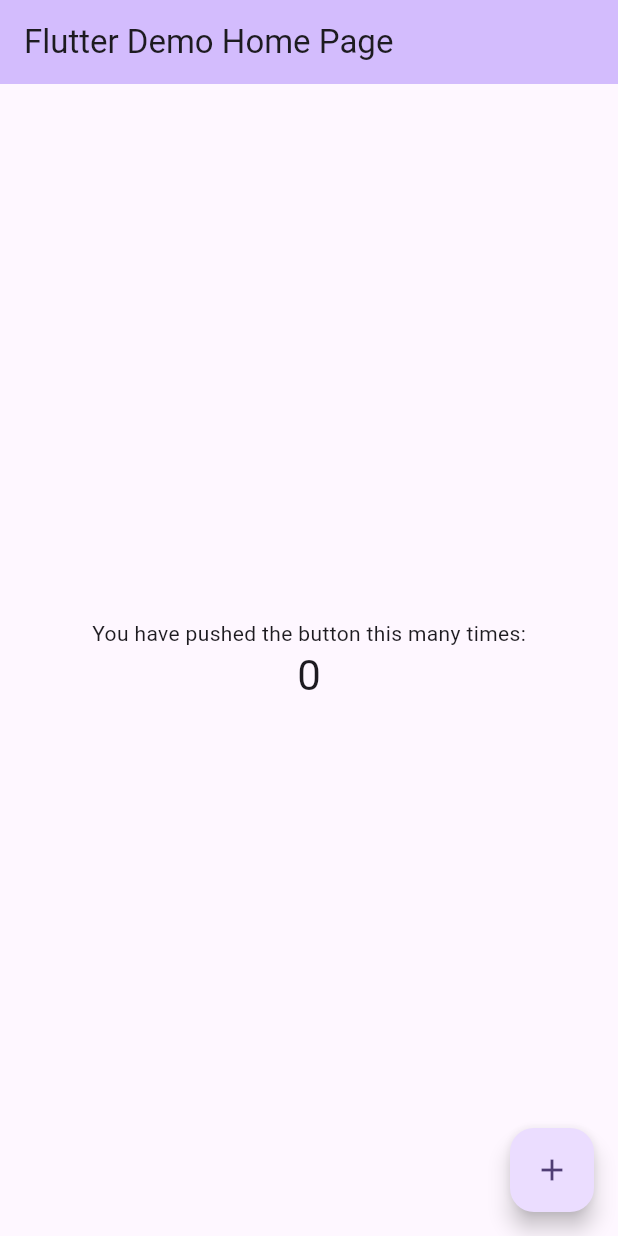
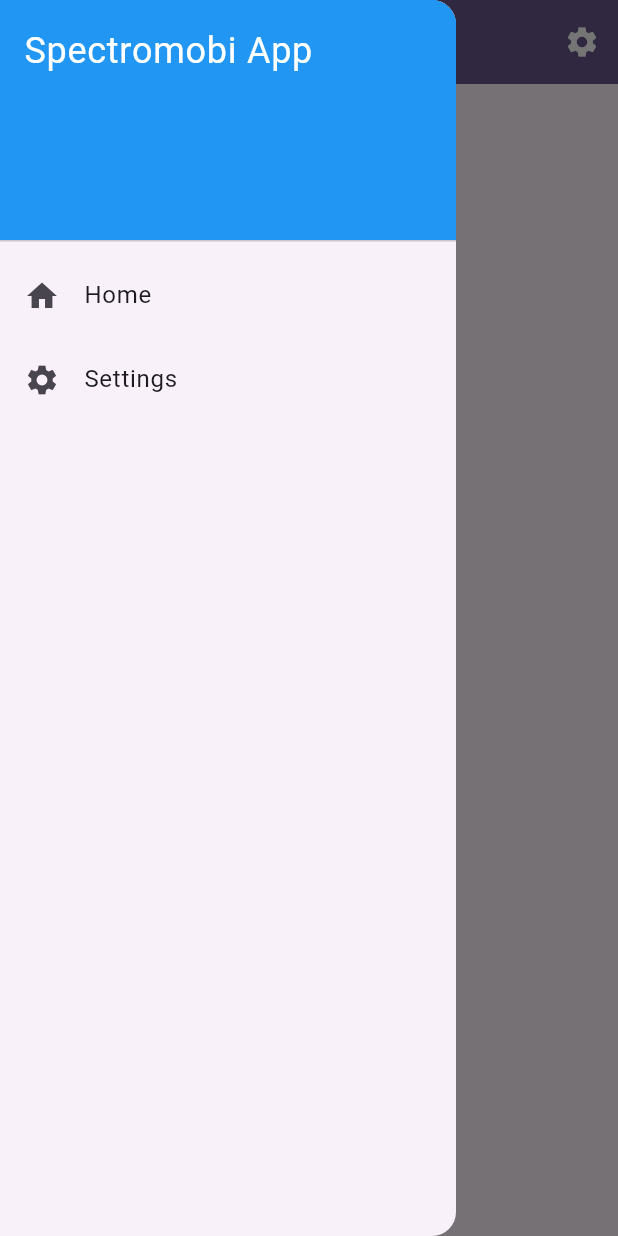
Before and after one commit to IamYeasinArafat/spectromobi-app, a Flutter app: the screen it shows after launch, with the side drawer open (before the commit the screen has no drawer), on a phone screen of 412 x 824 dp. Run offline on Flutter 3.47's test engine with Material 3 defaults, Android fonts, the phone set to English and light mode, and no system bars; our stand-ins replace go_router, logger.

Commit message:
appBar and gorouter nav stuff (I have no idea what i am doing)

```diff
--- /dev/null
+++ b/lib/app/app.dart
@@ -0,0 +1,28 @@
+
+import 'package:flutter/material.dart';
+import 'package:spectromobi_app/core/config.dart';
+import 'package:spectromobi_app/core/logger.dart';
+import 'package:spectromobi_app/core/theme.dart';
+
+import 'package:spectromobi_app/app/routes/router.dart';
+
+MyApp getMyApp() => const MyApp();
+
+class MyApp extends StatelessWidget {
+  const MyApp({super.key});
+
+  // This widget is the root of your application.
+  @override
+  Widget build(BuildContext context) {
+    AppLogger.initialize();
+
+    return MaterialApp.router(
+      debugShowCheckedModeBanner: false,
+
+      routerConfig: appRouter,
+
+      title: AppSettings.appName,
+      theme: myAppTheme,
+    );
+  }
+}
--- /dev/null
+++ b/lib/app/routes/route_names.dart
@@ -0,0 +1,5 @@
+class RouteNames {
+  static const String homepage = "home";
+  static const String modules = 'modules';
+  static const String settings = 'settings';
+}
--- /dev/null
+++ b/lib/app/routes/router.dart
@@ -0,0 +1,26 @@
+import 'package:go_router/go_router.dart';
+import 'package:spectromobi_app/app/routes/route_names.dart';
+import 'package:spectromobi_app/pages/home.dart';
+import 'package:spectromobi_app/pages/modules.dart';
+import 'package:spectromobi_app/pages/settings.dart';
+
+final appRouter = GoRouter(
+  initialLocation: "/home",
+  routes: [
+    GoRoute(
+      name: RouteNames.homepage,
+      path: "/home",
+      builder: (context, state) => const HomePage(),
+      ),
+    GoRoute(
+      name: RouteNames.modules,
+      path: "/modules",
+      builder: (context, state) => const ModulesPage(),
+      ),
+    GoRoute(
+      name: RouteNames.settings,
+      path: "/settings",
+      builder: (context, state) => const SettingsPage(),
+      ),
+  ]
+);
--- /dev/null
+++ b/lib/core/config.dart
@@ -0,0 +1,3 @@
+class AppSettings{
+  static const String appName = "Spectro Mobi";
+}
--- /dev/null
+++ b/lib/core/logger.dart
@@ -0,0 +1,39 @@
+import 'package:logger/logger.dart';
+
+class AppLogger {
+  static final Logger _logger = Logger(
+    printer: PrettyPrinter(
+      methodCount: 0,
+      errorMethodCount: 3,
+      lineLength: 80,
+      colors: true,
+      printEmojis: true,
+      dateTimeFormat: DateTimeFormat.onlyTimeAndSinceStart,
+    ),
+    level: Level.debug,
+  );
+
+  static bool _isInitialized = false;
+
+  static void initialize() {
+    _isInitialized = true;
+  }
+
+  static void debug(String message) {
+    if (_isInitialized) _logger.d(message);
+  }
+
+  static void info(String message) {
+    if (_isInitialized) _logger.i(message);
+  }
+
+  static void warning(String message) {
+    if (_isInitialized) _logger.w(message);
+  }
+
+  static void error(dynamic message, [dynamic error]) {
+    if (_isInitialized) {
+      _logger.e(message, error: error, stackTrace: StackTrace.current);
+    }
+  }
+}
--- /dev/null
+++ b/lib/core/theme.dart
@@ -0,0 +1,5 @@
+import 'package:flutter/material.dart';
+
+ThemeData myAppTheme = ThemeData(
+  colorScheme: ColorScheme.fromSeed(seedColor: Colors.deepPurple),
+);
--- a/lib/main.dart
+++ b/lib/main.dart
@@ -1,122 +1,6 @@
 import 'package:flutter/material.dart';
+import 'package:spectromobi_app/app/app.dart';
 
 void main() {
-  runApp(const MyApp());
+  runApp(getMyApp());
 }
-
-class MyApp extends StatelessWidget {
-  const MyApp({super.key});
-
-  // This widget is the root of your application.
-  @override
-  Widget build(BuildContext context) {
-    return MaterialApp(
-      title: 'Flutter Demo',
-      theme: ThemeData(
-        // This is the theme of your application.
-        //
-        // TRY THIS: Try running your application with "flutter run". You'll see
-        // the application has a purple toolbar. Then, without quitting the app,
-        // try changing the seedColor in the colorScheme below to Colors.green
-        // and then invoke "hot reload" (save your changes or press the "hot
-        // reload" button in a Flutter-supported IDE, or press "r" if you used
-        // the command line to start the app).
-        //
-        // Notice that the counter didn't reset back to zero; the application
-        // state is not lost during the reload. To reset the state, use hot
-        // restart instead.
-        //
-        // This works for code too, not just values: Most code changes can be
-        // tested with just a hot reload.
-        colorScheme: ColorScheme.fromSeed(seedColor: Colors.deepPurple),
-      ),
-      home: const MyHomePage(title: 'Flutter Demo Home Page'),
-    );
-  }
-}
-
-class MyHomePage extends StatefulWidget {
-  const MyHomePage({super.key, required this.title});
-
-  // This widget is the home page of your application. It is stateful, meaning
-  // that it has a State object (defined below) that contains fields that affect
-  // how it looks.
-
-  // This class is the configuration for the state. It holds the values (in this
-  // case the title) provided by the parent (in this case the App widget) and
-  // used by the build method of the State. Fields in a Widget subclass are
-  // always marked "final".
-
-  final String title;
-
-  @override
-  State<MyHomePage> createState() => _MyHomePageState();
-}
-
-class _MyHomePageState extends State<MyHomePage> {
-  int _counter = 0;
-
-  void _incrementCounter() {
-    setState(() {
-      // This call to setState tells the Flutter framework that something has
-      // changed in this State, which causes it to rerun the build method below
-      // so that the display can reflect the updated values. If we changed
-      // _counter without calling setState(), then the build method would not be
-      // called again, and so nothing would appear to happen.
-      _counter++;
-    });
-  }
-
-  @override
-  Widget build(BuildContext context) {
-    // This method is rerun every time setState is called, for instance as done
-    // by the _incrementCounter method above.
-    //
-    // The Flutter framework has been optimized to make rerunning build methods
-    // fast, so that you can just rebuild anything that needs updating rather
-    // than having to individually change instances of widgets.
-    return Scaffold(
-      appBar: AppBar(
-        // TRY THIS: Try changing the color here to a specific color (to
-        // Colors.amber, perhaps?) and trigger a hot reload to see the AppBar
-        // change color while the other colors stay the same.
-        backgroundColor: Theme.of(context).colorScheme.inversePrimary,
-        // Here we take the value from the MyHomePage object that was created by
-        // the App.build method, and use it to set our appbar title.
-        title: Text(widget.title),
-      ),
-      body: Center(
-        // Center is a layout widget. It takes a single child and positions it
-        // in the middle of the parent.
-        child: Column(
-          // Column is also a layout widget. It takes a list of children and
-          // arranges them vertically. By default, it sizes itself to fit its
-          // children horizontally, and tries to be as tall as its parent.
-          //
-          // Column has various properties to control how it sizes itself and
-          // how it positions its children. Here we use mainAxisAlignment to
-          // center the children vertically; the main axis here is the vertical
-          // axis because Columns are vertical (the cross axis would be
-          // horizontal).
-          //
-          // TRY THIS: Invoke "debug painting" (choose the "Toggle Debug Paint"
-          // action in the IDE, or press "p" in the console), to see the
-          // wireframe for each widget.
-          mainAxisAlignment: MainAxisAlignment.center,
-          children: <Widget>[
-            const Text('You have pushed the button this many times:'),
-            Text(
-              '$_counter',
-              style: Theme.of(context).textTheme.headlineMedium,
-            ),
-          ],
-        ),
-      ),
-      floatingActionButton: FloatingActionButton(
-        onPressed: _incrementCounter,
-        tooltip: 'Increment',
-        child: const Icon(Icons.add),
-      ), // This trailing comma makes auto-formatting nicer for build methods.
-    );
-  }
-}
--- /dev/null
+++ b/lib/pages/home.dart
@@ -0,0 +1,29 @@
+import 'package:flutter/material.dart';
+import 'package:go_router/go_router.dart';
+import 'package:spectromobi_app/app/routes/route_names.dart';
+import 'package:spectromobi_app/widgets/app_bar.dart';
+import 'package:spectromobi_app/widgets/drawer.dart';
+
+class HomePage extends StatelessWidget {
+  const HomePage({super.key});
+
+  @override
+  Widget build(BuildContext context) {
+    return Scaffold(
+      drawer: getDrawer(context),
+      appBar: getAppBar(context),
+      body: Center(
+        child: Column(
+          children: [
+            Text("Home Page"),
+            ElevatedButton(onPressed: (){
+              GoRouter.of(context).pushNamed(RouteNames.modules);
+            }, child: Text("Modules"))
+          ],
+        )
+        ),
+    );
+  }
+
+
+}
--- /dev/null
+++ b/lib/widgets/app_bar.dart
@@ -0,0 +1,43 @@
+import 'package:flutter/material.dart';
+import 'package:go_router/go_router.dart'; // for context.pop()
+import 'package:spectromobi_app/core/theme.dart';
+
+AppBar getAppBar(BuildContext context) {
+  final canPop = Navigator.canPop(context);
+
+  return AppBar(
+    automaticallyImplyLeading: false,
+    iconTheme: const IconThemeData(
+      color: Colors.white,
+    ),
+    backgroundColor: myAppTheme.primaryColor,
+    centerTitle: true,
+    titleTextStyle: const TextStyle(
+      color: Colors.white,
+      fontSize: 20,
+      fontWeight: FontWeight.w500,
+    ),
+    title: const Text("Spectro Mobi"),
+    leading: Builder(
+  builder: (context) => IconButton(
+    icon: Icon(canPop ? Icons.arrow_back : Icons.menu),
+    onPressed: () {
+      if (canPop) {
+        context.pop();
+      } else {
+        Scaffold.of(context).openDrawer(); // Now it works ✅
+      }
+    },
+  ),
+),
+
+    actions: <Widget>[
+      IconButton(
+        icon: const Icon(Icons.settings),
+        onPressed: () {
+          // Handle settings action
+        },
+      ),
+    ],
+  );
+}
--- /dev/null
+++ b/lib/widgets/drawer.dart
@@ -0,0 +1,41 @@
+import 'package:flutter/material.dart';
+import 'package:go_router/go_router.dart';
+import 'package:spectromobi_app/app/routes/route_names.dart';
+
+Drawer getDrawer(BuildContext context) {
+  return Drawer(
+    child: ListView(
+      padding: EdgeInsets.zero,
+      children: [
+        DrawerHeader(
+          decoration: BoxDecoration(
+            color: Colors.blue,
+          ),
+          child: Text(
+            'Spectromobi App',
+            style: TextStyle(
+              color: Colors.white,
+              fontSize: 24,
+            ),
+          ),
+        ),
+        ListTile(
+          leading: Icon(Icons.home),
+          title: Text('Home'),
+          onTap: () {
+            GoRouter.of(context).pop(context);
+            GoRouter.of(context).goNamed(RouteNames.homepage);
+          },
+        ),
+        ListTile(
+          leading: Icon(Icons.settings),
+          title: Text('Settings'),
+          onTap: () {
+            GoRouter.of(context).pop(context);
+            GoRouter.of(context).pushNamed(RouteNames.settings);
+          },
+        ),
+      ],
+    ),
+  );
+}
--- a/pubspec.yaml
+++ b/pubspec.yaml
@@ -30,6 +30,8 @@ environment:
 dependencies:
   flutter:
     sdk: flutter
+  logger: ^2.5.0
+  go_router: ^16.0.0
 
   # The following adds the Cupertino Icons font to your application.
   # Use with the CupertinoIcons class for iOS style icons.
```
Also changed, not shown: lib/pages/modules.dart (added, +30 -0 lines), lib/pages/settings.dart (added, +13 -0 lines), lib/widgets/bottom_nav.dart (added), pubspec.lock, 1 other file.
